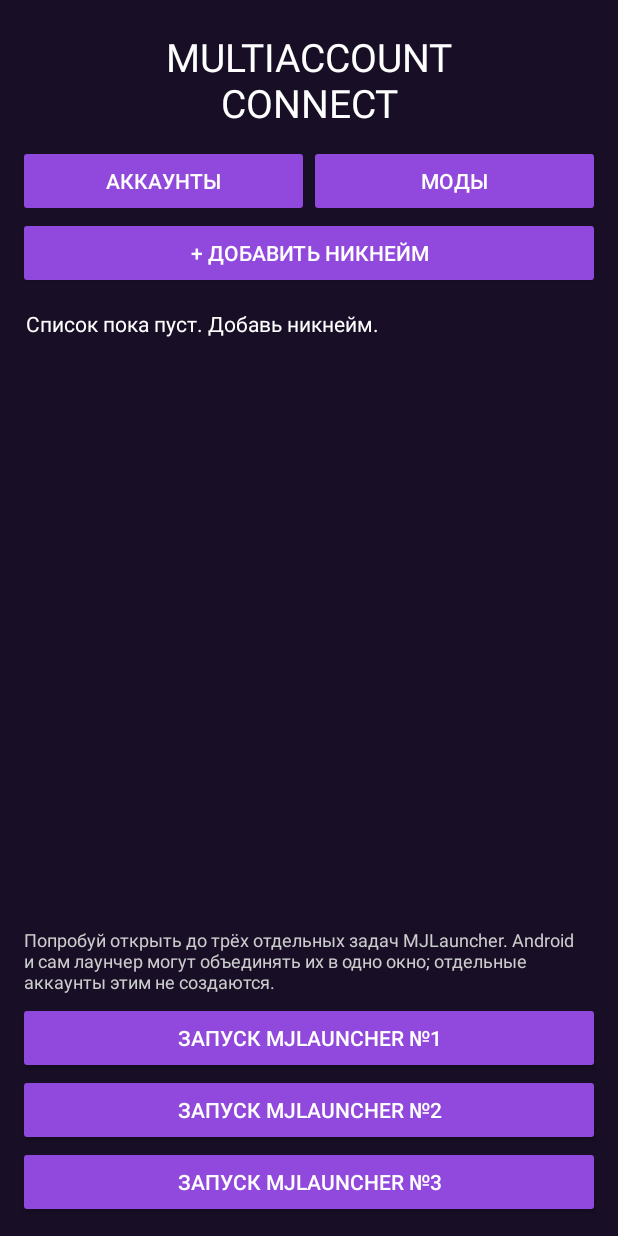
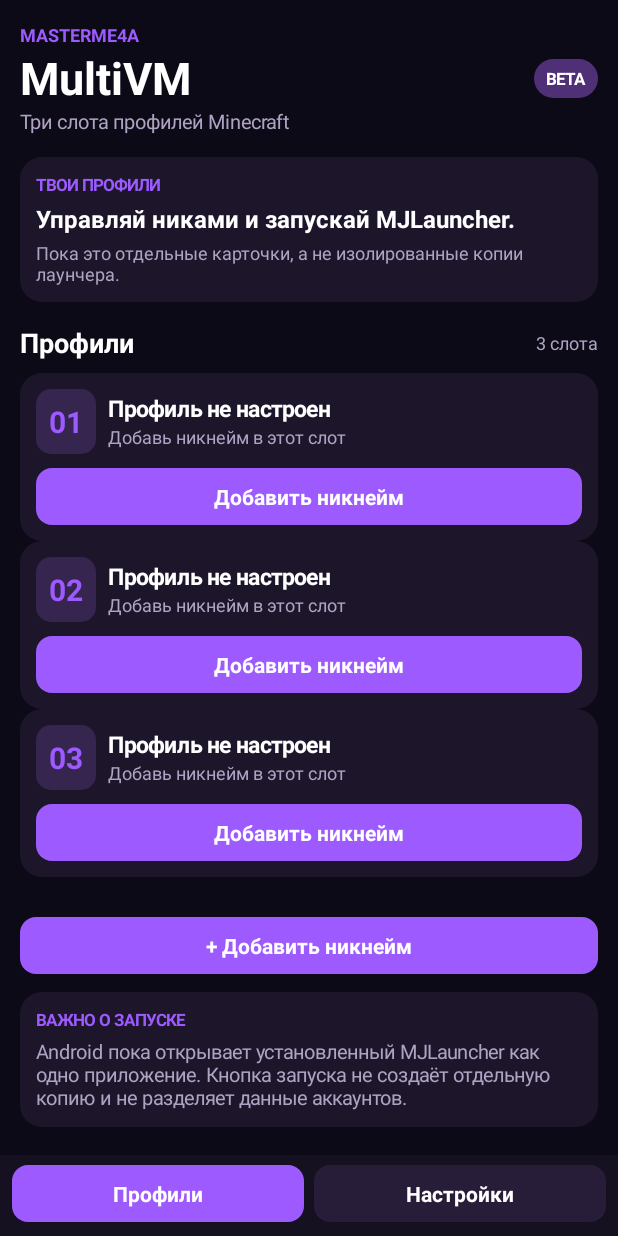
Before and after one commit to cheburk199-web/MultiAccountConnect, an Android app: the screen it shows after launch (MainActivity), on a phone screen of 412 x 824 dp. Run offline under Robolectric (Android 15) with nearby library versions, the phone set to English and light mode, and no system bars.

Commit message:
Redesign MultiVM app interface with purple profile dashboard

```diff
--- a/app/src/main/java/com/masterme4a/multiaccountconnect/MainActivity.kt
+++ b/app/src/main/java/com/masterme4a/multiaccountconnect/MainActivity.kt
@@ -4,316 +4,262 @@ import android.app.AlertDialog
 import android.content.Intent
 import android.content.res.ColorStateList
 import android.graphics.Color
-import android.net.Uri
+import android.graphics.Typeface
+import android.graphics.drawable.GradientDrawable
 import android.os.Bundle
 import android.view.Gravity
+import android.view.View
 import android.view.ViewGroup
 import android.widget.*
 import androidx.activity.ComponentActivity
-import androidx.activity.result.contract.ActivityResultContracts
-import androidx.documentfile.provider.DocumentFile
-import java.io.File
-import java.net.URL
-import java.util.concurrent.Executors
 
 class MainActivity : ComponentActivity() {
-    private val purple = Color.rgb(145, 72, 220)
-    private val dark = Color.rgb(24, 15, 39)
-    private val accounts = mutableListOf<String>()
-    private var activeAccount: String? = null
-    private val downloaded = mutableListOf<File>()
-    private val executor = Executors.newSingleThreadExecutor()
-    private lateinit var page: LinearLayout
-    private lateinit var accountList: LinearLayout
-    private lateinit var modsList: LinearLayout
-    private lateinit var status: TextView
-    private var modsFolderUri: Uri? = null
+    private val bg = Color.rgb(13, 10, 23)
+    private val panel = Color.rgb(29, 22, 43)
+    private val panel2 = Color.rgb(39, 29, 57)
+    private val purple = Color.rgb(157, 91, 255)
+    private val muted = Color.rgb(174, 163, 194)
+    private val white = Color.WHITE
+    private val names = mutableListOf<String>()
+    private lateinit var content: LinearLayout
+    private lateinit var profileRows: LinearLayout
 
-    private val folderPicker = registerForActivityResult(ActivityResultContracts.OpenDocumentTree()) { uri ->
-        if (uri != null) {
-            try {
-                contentResolver.takePersistableUriPermission(
-                    uri,
-                    Intent.FLAG_GRANT_READ_URI_PERMISSION or Intent.FLAG_GRANT_WRITE_URI_PERMISSION
-                )
-            } catch (_: SecurityException) { }
-            modsFolderUri = uri
-            getSharedPreferences("mods", MODE_PRIVATE).edit().putString("folder", uri.toString()).apply()
-            if (::status.isInitialized) status.text = "Папка mods выбрана."
+    override fun onCreate(savedInstanceState: Bundle?) {
+        super.onCreate(savedInstanceState)
+        names.addAll(getSharedPreferences("account_names", MODE_PRIVATE)
+            .getStringSet("names", emptySet())?.toList()?.sorted() ?: emptyList())
+        buildShell()
+        showProfiles()
+    }
+
+    private fun rounded(color: Int, radius: Float = 22f): GradientDrawable =
+        GradientDrawable().apply { setColor(color); cornerRadius = radius }
+
+    private fun label(text: String, size: Float, color: Int = white, bold: Boolean = false): TextView =
+        TextView(this).apply {
+            this.text = text
+            textSize = size
+            setTextColor(color)
+            if (bold) setTypeface(typeface, Typeface.BOLD)
+        }
+
+    private fun button(text: String, primary: Boolean = true, action: () -> Unit): TextView =
+        TextView(this).apply {
+            this.text = text
+            textSize = 14f
+            gravity = Gravity.CENTER
+            setTypeface(typeface, Typeface.BOLD)
+            setTextColor(white)
+            setPadding(18, 14, 18, 14)
+            background = rounded(if (primary) purple else panel2, 16f)
+            isClickable = true
+            isFocusable = true
+            setOnClickListener { action() }
+        }
+
+    private fun buildShell() {
+        val root = LinearLayout(this).apply {
+            orientation = LinearLayout.VERTICAL
+            setBackgroundColor(bg)
+        }
+        val scroll = ScrollView(this)
+        content = LinearLayout(this).apply {
+            orientation = LinearLayout.VERTICAL
+            setPadding(20, 22, 20, 24)
+        }
+        scroll.addView(content)
+        root.addView(scroll, LinearLayout.LayoutParams(-1, 0, 1f))
+        val nav = LinearLayout(this).apply {
+            orientation = LinearLayout.HORIZONTAL
+            gravity = Gravity.CENTER
+            setPadding(12, 10, 12, 14)
+            setBackgroundColor(Color.rgb(22, 17, 33))
+        }
+        nav.addView(button("Профили", true) { showProfiles() }, LinearLayout.LayoutParams(0, -2, 1f))
+        val gap = View(this)
+        nav.addView(gap, LinearLayout.LayoutParams(10, 1))
+        nav.addView(button("Настройки", false) { showSettings() }, LinearLayout.LayoutParams(0, -2, 1f))
+        root.addView(nav)
+        setContentView(root)
+    }
+
+    private fun header(subtitle: String) {
+        content.removeAllViews()
+        val top = LinearLayout(this).apply {
+            orientation = LinearLayout.HORIZONTAL
+            gravity = Gravity.CENTER_VERTICAL
+        }
+        val brand = LinearLayout(this).apply { orientation = LinearLayout.VERTICAL }
+        brand.addView(label("MASTERME4A", 12f, purple, true))
+        brand.addView(label("MultiVM", 30f, white, true))
+        brand.addView(label(subtitle, 13f, muted))
+        top.addView(brand, LinearLayout.LayoutParams(0, -2, 1f))
+        val badge = label("BETA", 11f, white, true).apply {
+            setPadding(12, 8, 12, 8)
+            background = rounded(Color.rgb(79, 48, 119), 30f)
+        }
+        top.addView(badge)
+        content.addView(top)
+        spacer(22)
+    }
+
+    private fun spacer(height: Int) {
+        content.addView(View(this), LinearLayout.LayoutParams(1, height))
+    }
+
+    private fun sectionTitle(title: String, trailing: String? = null) {
+        val row = LinearLayout(this).apply { gravity = Gravity.CENTER_VERTICAL }
+        row.addView(label(title, 18f, white, true), LinearLayout.LayoutParams(0, -2, 1f))
+        if (trailing != null) row.addView(label(trailing, 12f, muted))
+        content.addView(row)
+        spacer(12)
+    }
+
+    private fun card(): LinearLayout = LinearLayout(this).apply {
+        orientation = LinearLayout.VERTICAL
+        setPadding(16, 16, 16, 16)
+        background = rounded(panel)
+    }
+
+    private fun showProfiles() {
+        header("Три слота профилей Minecraft")
+        val summary = card()
+        summary.addView(label("ТВОИ ПРОФИЛИ", 11f, purple, true))
+        spacerIn(summary, 6)
+        summary.addView(label("Управляй никами и запускай MJLauncher.", 16f, white, true))
+        spacerIn(summary, 5)
+        summary.addView(label("Пока это отдельные карточки, а не изолированные копии лаунчера.", 12f, muted))
+        content.addView(summary)
+        spacer(22)
+        sectionTitle("Профили", "3 слота")
+        profileRows = LinearLayout(this).apply { orientation = LinearLayout.VERTICAL }
+        content.addView(profileRows)
+        renderProfiles()
+        spacer(16)
+        content.addView(button("+ Добавить никнейм", true) { addNickname() })
+        spacer(18)
+        val note = card()
+        note.addView(label("ВАЖНО О ЗАПУСКЕ", 11f, purple, true))
+        spacerIn(note, 7)
+        note.addView(label("Android пока открывает установленный MJLauncher как одно приложение. Кнопка запуска не создаёт отдельную копию и не разделяет данные аккаунтов.", 13f, muted))
+        content.addView(note)
+    }
+
+    private fun spacerIn(parent: LinearLayout, height: Int) {
+        parent.addView(View(this), LinearLayout.LayoutParams(1, height))
+    }
+
+    private fun renderProfiles() {
+        profileRows.removeAllViews()
+        for (slot in 1..3) {
+            val name = names.getOrNull(slot - 1)
+            val item = card()
+            val row = LinearLayout(this).apply { gravity = Gravity.CENTER_VERTICAL }
+            val number = label("0$slot", 20f, purple, true).apply {
+                gravity = Gravity.CENTER
+                background = rounded(Color.rgb(54, 37, 78), 15f)
+                setPadding(13, 12, 13, 12)
+            }
+            row.addView(number)
+            val info = LinearLayout(this).apply {
+                orientation = LinearLayout.VERTICAL
+                setPadding(12, 0, 0, 0)
+            }
+            info.addView(label(name ?: "Профиль не настроен", 15f, white, true))
+            info.addView(label(if (name == null) "Добавь никнейм в этот слот" else "Сохранённый никнейм", 12f, muted))
+            row.addView(info, LinearLayout.LayoutParams(0, -2, 1f))
+            item.addView(row)
+            spacerIn(item, 14)
+            item.addView(button(if (name == null) "Добавить никнейм" else "Открыть MJLauncher", true) {
+                if (name == null) addNickname() else openLauncher(slot)
+            })
+            profileRows.addView(item)
+            if (slot != 3) spacer(12)
         }
     }
 
-    override fun onCreate(savedInstanceState: Bundle?) {
-        super.onCreate(savedInstanceState)
-        accounts.addAll(
-            getSharedPreferences("account_names", MODE_PRIVATE)
-                .getStringSet("names", emptySet())?.toList()?.sorted() ?: emptyList()
-        )
-        activeAccount = getSharedPreferences("account_names", MODE_PRIVATE)
-            .getString("active", null)?.takeIf { it in accounts }
-        modsFolderUri = getSharedPreferences("mods", MODE_PRIVATE)
-            .getString("folder", null)?.let { Uri.parse(it) }
-        val modsDir = getExternalFilesDir("mods")
-        if (modsDir != null) {
-            modsDir.mkdirs()
-            downloaded.addAll(modsDir.listFiles()?.filter { it.isFile && it.extension.equals("jar", true) } ?: emptyList())
+    private fun addNickname() {
+        val input = EditText(this).apply {
+            hint = "Например, Player123"
+            setSingleLine(true)
         }
-
-        page = LinearLayout(this).apply {
-            orientation = LinearLayout.VERTICAL
-            setPadding(18, 18, 18, 18)
-            setBackgroundColor(dark)
-        }
-        page.addView(TextView(this).apply {
-            text = "MULTIACCOUNT\nCONNECT"
-            textSize = 26f
-            setTextColor(Color.WHITE)
-            gravity = Gravity.CENTER
-            setPadding(8, 12, 8, 16)
-        }, LinearLayout.LayoutParams(-1, -2))
-
-        val tabs = LinearLayout(this).apply { orientation = LinearLayout.HORIZONTAL }
-        tabs.addView(makeButton("Аккаунты") { showAccounts() }, LinearLayout.LayoutParams(0, -2, 1f))
-        tabs.addView(makeButton("Моды") { showMods() }, LinearLayout.LayoutParams(0, -2, 1f))
-        page.addView(tabs)
-        setContentView(page)
-        showAccounts()
-    }
-
-    private fun makeButton(label: String, action: () -> Unit): Button {
-        return Button(this).apply {
-            text = label
-            setTextColor(Color.WHITE)
-            backgroundTintList = ColorStateList.valueOf(purple)
-            setOnClickListener { action() }
-        }
-    }
-
-    private fun clearContent() {
-        if (page.childCount > 2) page.removeViews(2, page.childCount - 2)
-    }
-
-    private fun showAccounts() {
-        clearContent()
-        page.addView(makeButton("+ Добавить никнейм") { addNickname() })
-        accountList = LinearLayout(this).apply { orientation = LinearLayout.VERTICAL }
-        page.addView(ScrollView(this).apply { addView(accountList) }, LinearLayout.LayoutParams(-1, 0, 1f))
-        page.addView(TextView(this).apply {
-            text = "Попробуй открыть до трёх отдельных задач MJLauncher. Android и сам лаунчер могут объединять их в одно окно; отдельные аккаунты этим не создаются."
-            setTextColor(Color.LTGRAY)
-            textSize = 12f
-            setPadding(6, 10, 6, 8)
-        })
-        page.addView(makeButton("Запуск MJLauncher №1") { openLauncher(1) })
-        page.addView(makeButton("Запуск MJLauncher №2") { openLauncher(2) })
-        page.addView(makeButton("Запуск MJLauncher №3") { openLauncher(3) })
-        renderAccounts()
-    }
-
-    private fun addNickname() {
-        val input = EditText(this).apply { hint = "Minecraft nickname" }
-        AlertDialog.Builder(this).setTitle("Добавить никнейм").setView(input)
-            .setPositiveButton("Добавить") { _, _ ->
-                val name = input.text.toString().trim()
-                if (name.isNotEmpty() && name.length <= 32 && !accounts.contains(name)) {
-                    accounts.add(name)
-                    saveNames()
-                    renderAccounts()
+        AlertDialog.Builder(this)
+            .setTitle("Добавить профиль")
+            .setMessage("Никнейм будет сохранён в карточке приложения.")
+            .setView(input)
+            .setPositiveButton("Сохранить") { _, _ ->
+                val value = input.text.toString().trim()
+                if (value.isNotEmpty() && value.length <= 32 && !names.contains(value)) {
+                    if (names.size < 3) {
+                        names.add(value)
+                        saveNames()
+                        showProfiles()
+                    } else {
+                        AlertDialog.Builder(this).setMessage("Все три слота заняты. Удали никнейм в настройках, чтобы заменить его.")
+                            .setPositiveButton("OK", null).show()
+                    }
                 }
-            }.setNegativeButton("Отмена", null).show()
-    }
-
-    private fun renderAccounts() {
-        accountList.removeAllViews()
-        if (accounts.isEmpty()) {
-            accountList.addView(TextView(this).apply {
-                text = "Список пока пуст. Добавь никнейм."
-                setTextColor(Color.WHITE)
-                setPadding(8, 20, 8, 20)
-            })
-        }
-        accounts.forEach { name ->
-            val row = LinearLayout(this).apply { gravity = Gravity.CENTER_VERTICAL }
-            row.addView(TextView(this).apply {
-                text = if (name == activeAccount) "✓ $name (выбран)" else name
-                textSize = 16f
-                setTextColor(Color.WHITE)
-            }, LinearLayout.LayoutParams(0, -2, 1f))
-            row.addView(makeButton(if (name == activeAccount) "Выбран" else "Выбрать") {
-                activeAccount = name
-                getSharedPreferences("account_names", MODE_PRIVATE).edit()
-                    .putString("active", name).apply()
-                renderAccounts()
-            })
-            row.addView(makeButton("Удалить") {
-                accounts.remove(name)
-                if (activeAccount == name) {
-                    activeAccount = accounts.firstOrNull()
-                    getSharedPreferences("account_names", MODE_PRIVATE).edit()
-                        .putString("active", activeAccount).apply()
-                }
-                saveNames()
-                renderAccounts()
-            })
-            accountList.addView(row, ViewGroup.LayoutParams(-1, -2))
-        }
+            }
+            .setNegativeButton("Отмена", null)
+            .show()
     }
 
     private fun saveNames() {
         getSharedPreferences("account_names", MODE_PRIVATE).edit()
-            .putStringSet("names", accounts.toSet()).apply()
+            .putStringSet("names", names.toSet()).apply()
     }
 
-    private fun showMods() {
-        clearContent()
-        status = TextView(this).apply {
-            text = "Загружай только моды из доверенных источников."
-            setTextColor(Color.LTGRAY)
-            textSize = 13f
-            setPadding(4, 8, 4, 8)
-        }
-        page.addView(status)
-        page.addView(makeButton("Выбрать папку mods") { folderPicker.launch(null) })
-        page.addView(makeButton("Скачать мод по HTTPS-ссылке (.jar)") { askDownloadUrl() })
-        page.addView(makeButton("Открыть каталог Modrinth") {
-            startActivity(Intent(Intent.ACTION_VIEW, Uri.parse("https://modrinth.com/mods")))
-        })
-        modsList = LinearLayout(this).apply { orientation = LinearLayout.VERTICAL }
-        page.addView(ScrollView(this).apply { addView(modsList) }, LinearLayout.LayoutParams(-1, 0, 1f))
-        renderDownloads()
-    }
-
-    private fun askDownloadUrl() {
-        val input = EditText(this).apply {
-            hint = "https://site.example/mod.jar"
-            inputType = android.text.InputType.TYPE_CLASS_TEXT or android.text.InputType.TYPE_TEXT_VARIATION_URI
-        }
-        AlertDialog.Builder(this).setTitle("Ссылка на JAR-мод")
-            .setMessage("Нужна прямая HTTPS-ссылка на файл .jar.")
-            .setView(input).setPositiveButton("Скачать") { _, _ ->
-                val link = input.text.toString().trim()
-                val path = link.substringBefore("?").substringBefore("#")
-                if (link.startsWith("https://", true) && path.endsWith(".jar", true)) {
-                    downloadJar(link)
-                } else {
-                    status.text = "Проверь ссылку: HTTPS и расширение .jar."
-                }
-            }.setNegativeButton("Отмена", null).show()
-    }
-
-    private fun downloadJar(link: String) {
-        status.text = "Загрузка началась…"
-        executor.execute {
-            try {
-                val connection = URL(link).openConnection()
-                connection.connectTimeout = 15000
-                connection.readTimeout = 30000
-                connection.setRequestProperty("User-Agent", "MultiAccountConnect/0.2")
-                connection.connect()
-                val length = connection.contentLengthLong
-                if (length > 100L * 1024L * 1024L) throw IllegalArgumentException("Файл больше 100 МБ")
-                val rawName = Uri.parse(link).lastPathSegment ?: "downloaded-mod.jar"
-                val safeName = rawName.replace(Regex("[^A-Za-z0-9._-]"), "_")
-                    .takeIf { it.endsWith(".jar", true) } ?: "downloaded-mod.jar"
-                val dest = File(getExternalFilesDir("mods") ?: filesDir, safeName)
-                connection.getInputStream().use { input ->
-                    dest.outputStream().use { output ->
-                        val buffer = ByteArray(8192)
-                        var total = 0L
-                        while (true) {
-                            val count = input.read(buffer)
-                            if (count < 0) break
-                            total += count
-                            if (total > 100L * 1024L * 1024L) throw IllegalArgumentException("Файл больше 100 МБ")
-                            output.write(buffer, 0, count)
-                        }
-                    }
-                }
-                runOnUiThread {
-                    downloaded.removeAll { it.name == dest.name }
-                    downloaded.add(dest)
-                    status.text = "Скачано: " + dest.name
-                    renderDownloads()
-                }
-            } catch (e: Exception) {
-                runOnUiThread { status.text = "Не удалось скачать: " + (e.message ?: "ошибка сети") }
-            }
-        }
-    }
-
-    private fun renderDownloads() {
-        modsList.removeAllViews()
-        if (downloaded.isEmpty()) {
-            modsList.addView(TextView(this).apply {
-                text = "Скачанные моды появятся здесь."
-                setTextColor(Color.WHITE)
-                setPadding(6, 16, 6, 16)
-            })
-        }
-        downloaded.forEach { file ->
-            val row = LinearLayout(this).apply { gravity = Gravity.CENTER_VERTICAL }
-            row.addView(TextView(this).apply {
-                text = file.name
-                setTextColor(Color.WHITE)
-            }, LinearLayout.LayoutParams(0, -2, 1f))
-            row.addView(makeButton("В mods") { copyToMods(file) })
-            modsList.addView(row, ViewGroup.LayoutParams(-1, -2))
-        }
-    }
-
-    private fun copyToMods(file: File) {
-        val uri = modsFolderUri
-        if (uri == null) {
-            status.text = "Сначала выбери папку mods."
+    private fun openLauncher(slot: Int) {
+        val intent = packageManager.getLaunchIntentForPackage("git.artdeell.mjlaunch")
+        if (intent == null) {
+            AlertDialog.Builder(this).setTitle("MJLauncher не найден")
+                .setMessage("Установи MJLauncher из Google Play и попробуй снова.")
+                .setPositiveButton("OK", null).show()
             return
         }
-        try {
-            val root = DocumentFile.fromTreeUri(this, uri)
-            val target = root?.findFile(file.name) ?: root?.createFile("application/java-archive", file.name)
-            if (target == null) {
-                status.text = "Не удалось создать файл в выбранной папке."
-                return
-            }
-            contentResolver.openOutputStream(target.uri, "wt")?.use { output ->
-                file.inputStream().use { input -> input.copyTo(output) }
-            }
-            status.text = "Скопировано: " + file.name
-        } catch (e: Exception) {
-            status.text = "Ошибка копирования: " + (e.message ?: "ошибка")
-        }
-    }
-
-    private fun openLauncher(instance: Int) {
-        val packageName = "git.artdeell.mjlaunch"
-        val intent = packageManager.getLaunchIntentForPackage(packageName)
-        if (intent == null) {
-            showLauncherNotFound()
-            return
-        }
-
-        // Request a separate Android task. The target app may still reuse its existing activity.
         intent.addFlags(Intent.FLAG_ACTIVITY_NEW_TASK or Intent.FLAG_ACTIVITY_MULTIPLE_TASK)
         try {
             startActivity(intent)
         } catch (_: Exception) {
-            AlertDialog.Builder(this)
-                .setTitle("Не удалось открыть MJLauncher")
-                .setMessage("Android не разрешил создать задачу №$instance. Попробуй открыть MJLauncher вручную.")
-                .setPositiveButton("OK", null)
-                .show()
+            AlertDialog.Builder(this).setMessage("Не удалось открыть MJLauncher.")
+                .setPositiveButton("OK", null).show()
         }
     }
 
-    private fun showLauncherNotFound() {
-        AlertDialog.Builder(this)
-            .setTitle("MJLauncher не найден")
-            .setMessage("Установи MJLauncher и попробуй снова. Приложение ищет лаунчер по названию установленного приложения.")
-            .setPositiveButton("OK", null)
-            .show()
-    }
-
-    override fun onDestroy() {
-        executor.shutdownNow()
-        super.onDestroy()
+    private fun showSettings() {
+        header("Настройки приложения")
+        val about = card()
+        about.addView(label("ВНЕШНИЙ ВИД", 11f, purple, true))
+        spacerIn(about, 8)
+        about.addView(label("Тёмная тема • Фиолетовые акценты • Masterme4a MultiVM", 14f))
+        content.addView(about)
+        spacer(14)
+        val accounts = card()
+        accounts.addView(label("УПРАВЛЕНИЕ ПРОФИЛЯМИ", 11f, purple, true))
+        spacerIn(accounts, 8)
+        if (names.isEmpty()) {
+            accounts.addView(label("Сохранённых никнеймов пока нет.", 13f, muted))
+        } else {
+            names.toList().forEach { name ->
+                val row = LinearLayout(this).apply { gravity = Gravity.CENTER_VERTICAL }
+                row.addView(label(name, 14f), LinearLayout.LayoutParams(0, -2, 1f))
+                row.addView(button("Удалить", false) {
+                    names.remove(name)
+                    saveNames()
+                    showSettings()
+                })
+                accounts.addView(row)
+                spacerIn(accounts, 6)
+            }
+        }
+        content.addView(accounts)
+        spacer(14)
+        val info = card()
+        info.addView(label("О ПРОЕКТЕ", 11f, purple, true))
+        spacerIn(info, 8)
+        info.addView(label("Версия интерфейса 0.3 • Android", 13f, white))
+        spacerIn(info, 6)
+        info.addView(label("Функция настоящей изоляции данных MJLauncher находится в разработке и ещё не подтверждена на этом устройстве.", 12f, muted))
+        content.addView(info)
     }
 }
```
